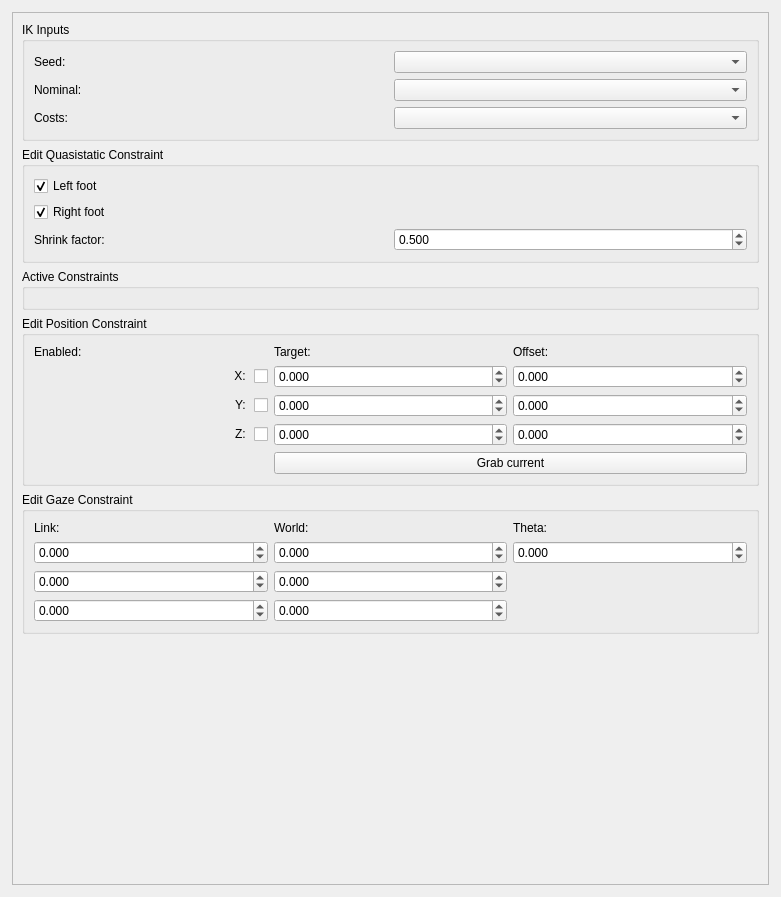
The window that src/app/ddIKEditor.ui (openhumanoids/oh-distro) describes before a commit, drawn with Qt 5.
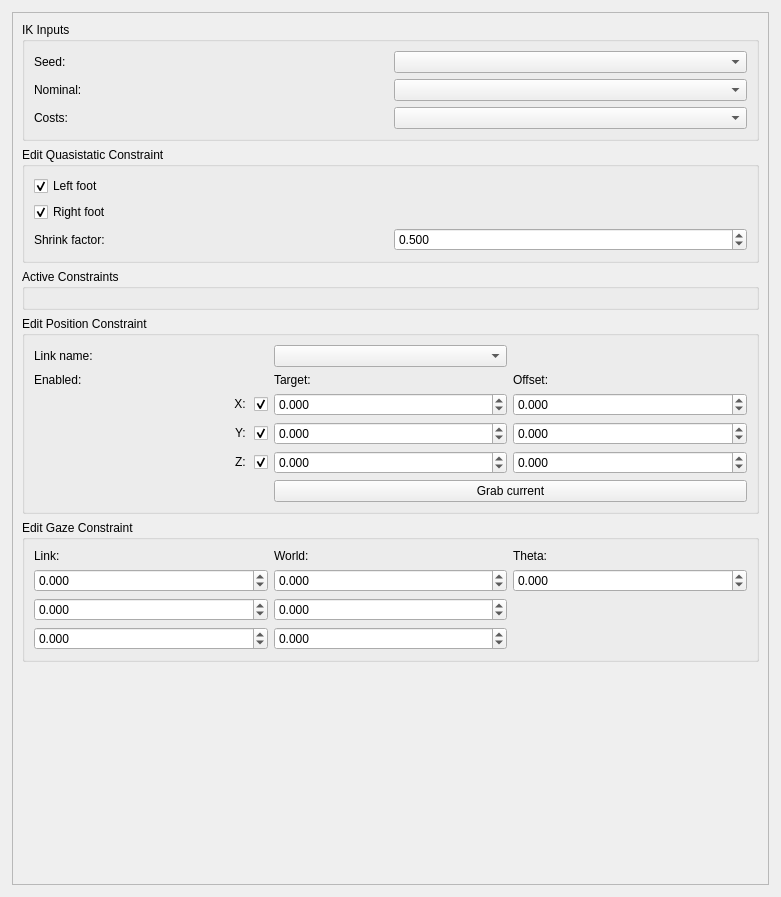
The same window after the commit.

Commit message: adding position constraint link name combo

Diff of the .ui file:
```diff
--- a/src/app/ddIKEditor.ui
+++ b/src/app/ddIKEditor.ui
@@ -140,21 +140,21 @@
           <string>Edit Position Constraint</string>
          </property>
          <layout class="QGridLayout" name="gridLayout">
-          <item row="0" column="1">
+          <item row="1" column="1">
            <widget class="QLabel" name="label_4">
             <property name="text">
              <string>Target:</string>
             </property>
            </widget>
           </item>
-          <item row="0" column="2">
+          <item row="1" column="2">
            <widget class="QLabel" name="label_5">
             <property name="text">
              <string>Offset:</string>
             </property>
            </widget>
           </item>
-          <item row="1" column="0">
+          <item row="2" column="0">
            <widget class="QCheckBox" name="PositionXEnabled">
             <property name="layoutDirection">
              <enum>Qt::RightToLeft</enum>
@@ -162,9 +162,12 @@
             <property name="text">
              <string>X: </string>
             </property>
+            <property name="checked">
+             <bool>true</bool>
+            </property>
            </widget>
           </item>
-          <item row="1" column="1">
+          <item row="2" column="1">
            <widget class="QDoubleSpinBox" name="TargetX">
             <property name="decimals">
              <number>3</number>
@@ -180,7 +183,7 @@
             </property>
            </widget>
           </item>
-          <item row="1" column="2">
+          <item row="2" column="2">
            <widget class="QDoubleSpinBox" name="OffsetX">
             <property name="decimals">
              <number>3</number>
@@ -196,7 +199,7 @@
             </property>
            </widget>
           </item>
-          <item row="2" column="0">
+          <item row="3" column="0">
            <widget class="QCheckBox" name="PositionYEnabled">
             <property name="layoutDirection">
              <enum>Qt::RightToLeft</enum>
@@ -204,25 +207,12 @@
             <property name="text">
              <string>Y: </string>
             </property>
-           </widget>
-          </item>
-          <item row="2" column="1">
-           <widget class="QDoubleSpinBox" name="TargetY">
-            <property name="decimals">
-             <number>3</number>
+            <property name="checked">
+             <bool>true</bool>
             </property>
-            <property name="minimum">
-             <double>-10000000.000000000000000</double>
-            </property>
-            <property name="maximum">
-             <double>10000000.000000000000000</double>
-            </property>
-            <property name="singleStep">
-             <double>0.100000000000000</double>
-            </property>
            </widget>
           </item>
-          <item row="2" column="2">
+          <item row="3" column="2">
            <widget class="QDoubleSpinBox" name="OffsetY">
             <property name="decimals">
              <number>3</number>
@@ -238,17 +228,23 @@
             </property>
            </widget>
           </item>
-          <item row="3" column="0">
-           <widget class="QCheckBox" name="PositionZEnabled">
-            <property name="layoutDirection">
-             <enum>Qt::RightToLeft</enum>
-            </property>
-            <property name="text">
-             <string>Z: </string>
-            </property>
-           </widget>
-          </item>
           <item row="3" column="1">
+           <widget class="QDoubleSpinBox" name="TargetY">
+            <property name="decimals">
+             <number>3</number>
+            </property>
+            <property name="minimum">
+             <double>-10000000.000000000000000</double>
+            </property>
+            <property name="maximum">
+             <double>10000000.000000000000000</double>
+            </property>
+            <property name="singleStep">
+             <double>0.100000000000000</double>
+            </property>
+           </widget>
+          </item>
+          <item row="4" column="1">
            <widget class="QDoubleSpinBox" name="TargetZ">
             <property name="decimals">
              <number>3</number>
@@ -264,7 +260,7 @@
             </property>
            </widget>
           </item>
-          <item row="3" column="2">
+          <item row="4" column="2">
            <widget class="QDoubleSpinBox" name="OffsetZ">
             <property name="decimals">
              <number>3</number>
@@ -280,20 +276,43 @@
             </property>
            </widget>
           </item>
-          <item row="4" column="1" colspan="2">
+          <item row="4" column="0">
+           <widget class="QCheckBox" name="PositionZEnabled">
+            <property name="layoutDirection">
+             <enum>Qt::RightToLeft</enum>
+            </property>
+            <property name="text">
+             <string>Z: </string>
+            </property>
+            <property name="checked">
+             <bool>true</bool>
+            </property>
+           </widget>
+          </item>
+          <item row="5" column="1" colspan="2">
            <widget class="QPushButton" name="GrabCurrentButton">
             <property name="text">
              <string>Grab current</string>
             </property>
            </widget>
           </item>
-          <item row="0" column="0">
+          <item row="1" column="0">
            <widget class="QLabel" name="label_9">
             <property name="text">
              <string>Enabled:</string>
             </property>
            </widget>
           </item>
+          <item row="0" column="0">
+           <widget class="QLabel" name="label_11">
+            <property name="text">
+             <string>Link name:</string>
+            </property>
+           </widget>
+          </item>
+          <item row="0" column="1">
+           <widget class="QComboBox" name="PositionLinkNameCombo"/>
+          </item>
          </layout>
         </widget>
        </item>
```
The commit also changes 2 other files.
